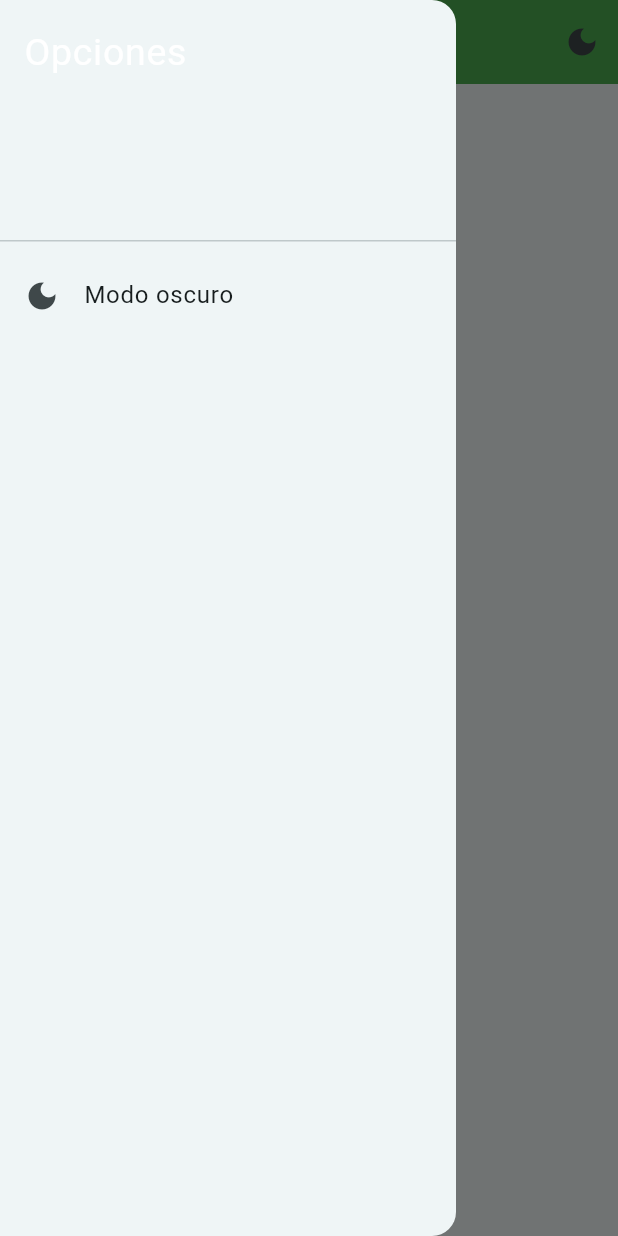
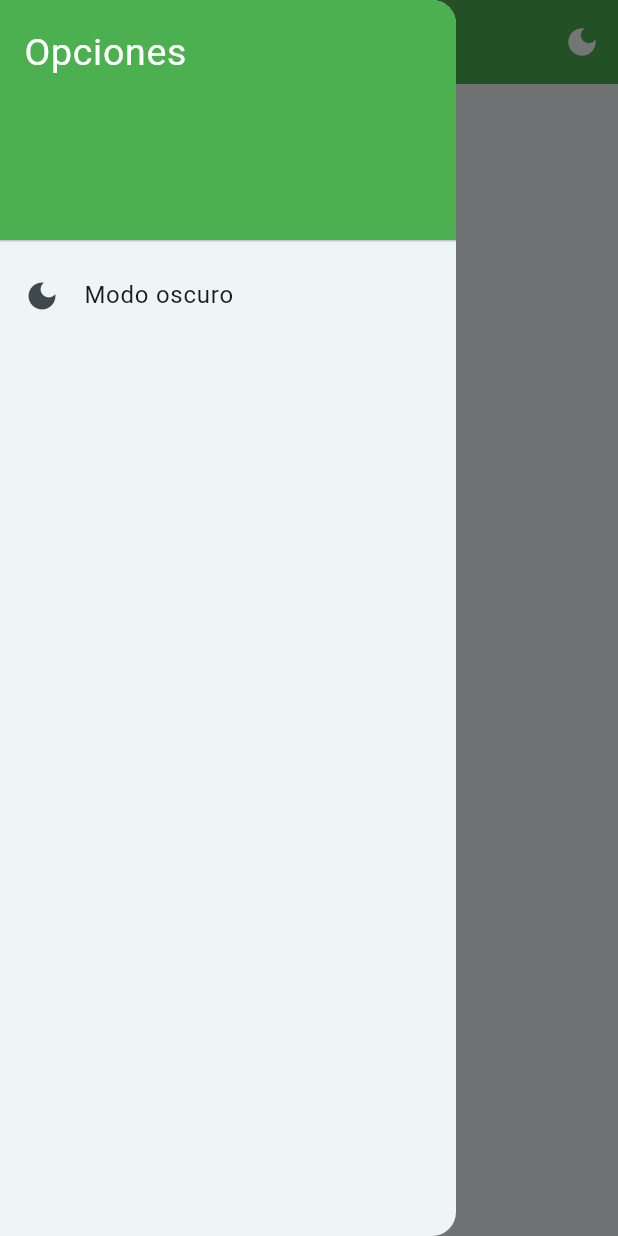
Before and after one commit to ElEdwinJSH/luz_verde_proyecto, a Flutter app: the screen it shows after launch, with the side drawer open, on a phone screen of 412 x 824 dp. Run offline on Flutter 3.47's test engine with Material 2 defaults, Android fonts, the phone set to English and light mode, and no system bars; our stand-ins replace flutter_slidable, sqflite, video_player; accounts and stored records are empty.

Commit message:
Tema oscuro arreglado y nav drawer simplificado

```diff
--- a/lib/screens/calculadora_screen.dart
+++ b/lib/screens/calculadora_screen.dart
@@ -95,7 +95,15 @@ class _CalculadoraScreenState extends State<CalculadoraScreen> {
           )
         : ThemeData(
             useMaterial3: true,
-            appBarTheme: AppBarTheme(backgroundColor: Colors.green),
+            appBarTheme: const AppBarTheme(
+                backgroundColor: Colors.green,
+                titleTextStyle: TextStyle(
+                  color: Colors.white,
+                  fontSize: 22,
+                )),
+            iconButtonTheme: const IconButtonThemeData(
+                style: ButtonStyle(
+                    iconColor: MaterialStatePropertyAll(Colors.white))),
             colorScheme: ColorScheme.fromSeed(
               seedColor: Colors.white,
               brightness: Brightness.light,
@@ -111,7 +119,7 @@ class _CalculadoraScreenState extends State<CalculadoraScreen> {
           );
   }
 /*
-  // Función para agregar un dispositivo
+  // Función para agregar un dispositivWo
   void _agregarDispositivo(BuildContext context) async {
     final result =
         await Navigator.of(context).pushNamed('/agregar_dispositivo');
@@ -129,3 +137,39 @@ class _CalculadoraScreenState extends State<CalculadoraScreen> {
   }
   */
 }
+
+class NavDrawer extends StatelessWidget {
+  const NavDrawer({super.key});
+
+  @override
+  Widget build(BuildContext context) {
+    return Drawer(
+      child: ListView(
+        padding: EdgeInsets.zero,
+        children: <Widget>[
+          const DrawerHeader(
+            decoration: BoxDecoration(
+              color: Colors.green,
+              /*image: DecorationImage(
+                fit: BoxFit.fill,
+                image: AssetImage('assets/images/cover.jpg'),
+              ), */
+            ),
+            child: Text(
+              'Opciones',
+              style: TextStyle(
+                color: Colors.white,
+                fontSize: 25,
+              ),
+            ),
+          ),
+          ListTile(
+            leading: Icon(Icons.dark_mode_sharp),
+            title: Text('Modo oscuro'),
+            onTap: () => {},
+          ),
+        ],
+      ),
+    );
+  }
+}
--- a/lib/widgets/nav_drawer.dart
+++ /dev/null
@@ -1,37 +0,0 @@
-import 'package:flutter/material.dart';
-
-class NavDrawer extends StatelessWidget {
-  const NavDrawer({super.key});
-
-  @override
-  Widget build(BuildContext context) {
-    return Drawer(
-      child: ListView(
-        padding: EdgeInsets.zero,
-        children: <Widget>[
-          const DrawerHeader(
-            decoration: BoxDecoration(
-                //color: Colors.green,
-                /* image: DecorationImage(
-                fit: BoxFit.fill,
-                image: AssetImage('assets/images/cover.jpg'),
-              ),*/
-                ),
-            child: Text(
-              'Opciones',
-              style: TextStyle(
-                color: Colors.white,
-                fontSize: 25,
-              ),
-            ),
-          ),
-          ListTile(
-            leading: Icon(Icons.dark_mode_sharp),
-            title: Text('Modo oscuro'),
-            onTap: () => {},
-          ),
-        ],
-      ),
-    );
-  }
-}
--- a/lib/widgets/widgets.dart
+++ b/lib/widgets/widgets.dart
@@ -1,2 +1 @@
 export 'package:luz_verde_proyecto/widgets/splash_screen.dart';
-export 'package:luz_verde_proyecto/widgets/nav_drawer.dart';
```
Also changed, not shown: lib/screens/agregar_dispositivo_screen.dart (+9 -1 lines).
